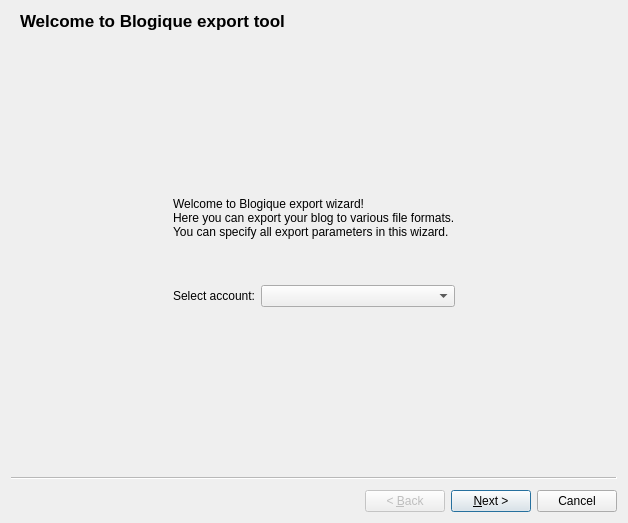
0xd34df00d/leechcraft, file src/plugins/blogique/exportwizard.ui: the form before one commit.
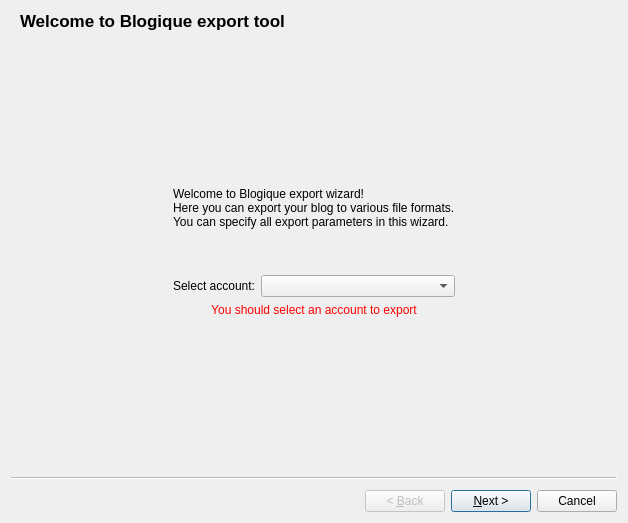
The form after the commit. Icons and pictures are not drawn.

Commit message: [Blogique] Use error labels instead of messageboxes

```diff
--- a/src/plugins/blogique/exportwizard.ui
+++ b/src/plugins/blogique/exportwizard.ui
@@ -41,19 +41,6 @@
       </property>
      </widget>
     </item>
-    <item row="4" column="2">
-     <spacer name="verticalSpacer">
-      <property name="orientation">
-       <enum>Qt::Vertical</enum>
-      </property>
-      <property name="sizeHint" stdset="0">
-       <size>
-        <width>20</width>
-        <height>141</height>
-       </size>
-      </property>
-     </spacer>
-    </item>
     <item row="1" column="3">
      <spacer name="horizontalSpacer_2">
       <property name="orientation">
@@ -67,6 +54,19 @@
       </property>
      </spacer>
     </item>
+    <item row="5" column="2">
+     <spacer name="verticalSpacer">
+      <property name="orientation">
+       <enum>Qt::Vertical</enum>
+      </property>
+      <property name="sizeHint" stdset="0">
+       <size>
+        <width>20</width>
+        <height>141</height>
+       </size>
+      </property>
+     </spacer>
+    </item>
     <item row="3" column="1">
      <widget class="QLabel" name="label_3">
       <property name="text">
@@ -115,6 +115,19 @@
       </property>
      </spacer>
     </item>
+    <item row="4" column="1" colspan="2">
+     <widget class="QLabel" name="WelcomePageErrorLabel_">
+      <property name="text">
+       <string>&lt;html&gt;&lt;head/&gt;&lt;body&gt;&lt;p&gt;&lt;span style=&quot; color:#ff0000;&quot;&gt;You should select an account to export&lt;/span&gt;&lt;/p&gt;&lt;/body&gt;&lt;/html&gt;</string>
+      </property>
+      <property name="textFormat">
+       <enum>Qt::RichText</enum>
+      </property>
+      <property name="alignment">
+       <set>Qt::AlignCenter</set>
+      </property>
+     </widget>
+    </item>
    </layout>
   </widget>
   <widget class="QWizardPage" name="OutputFormatPage_">
```
Left out of the diff: 278 changed lines with no effect on the pictures. The commit also changes 2 other files.
